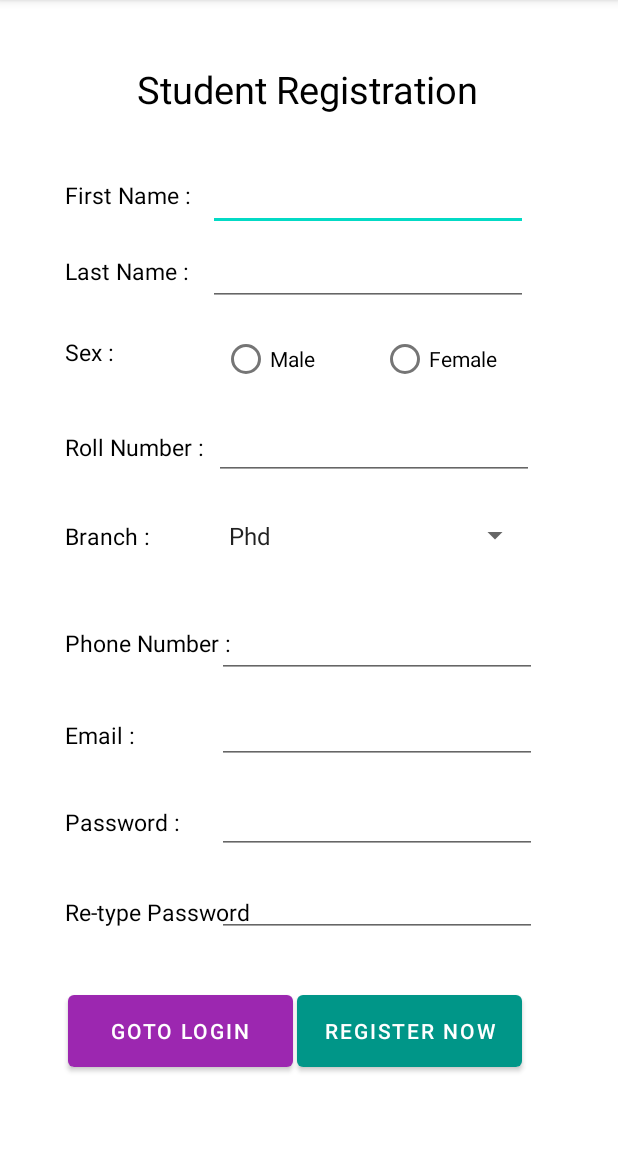
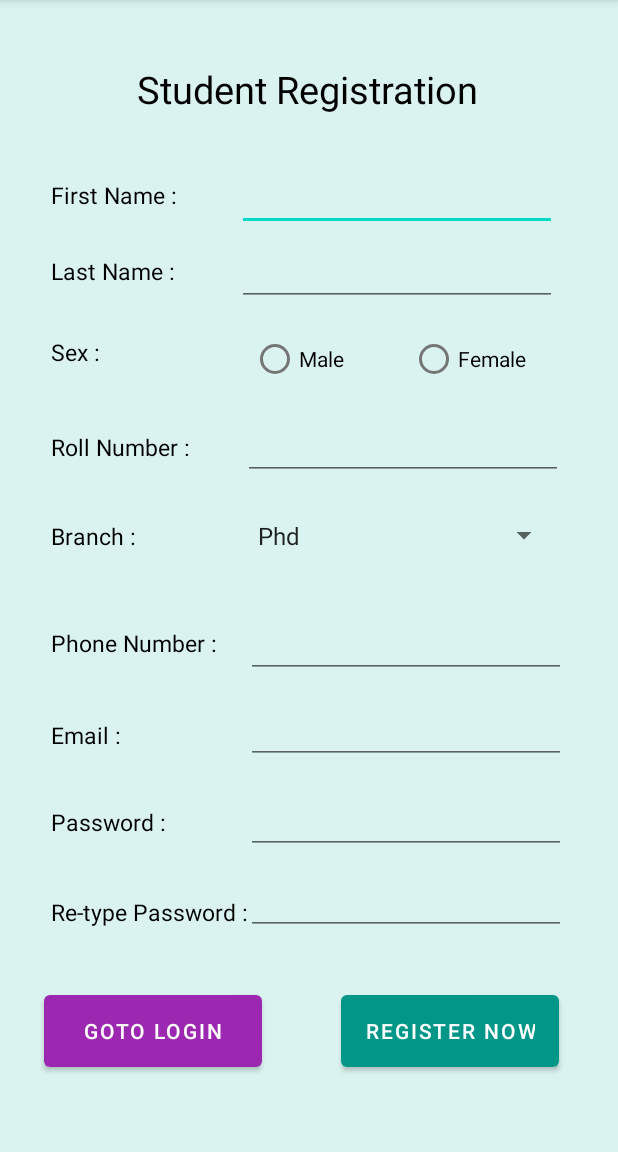
Before and after one commit to razarehan/ProjectEvaluationSlotBooking, an Android app: the RegistrationActivity screen opened directly, with no data from a screen before it, on a phone screen of 412 x 824 dp, the part 84-1236 px from its top. Run offline under Robolectric (Android 15) with nearby library versions, the phone set to English and light mode, and no system bars.

Commit message:
Design + minor updation

```diff
--- a/app/src/main/AndroidManifest.xml
+++ b/app/src/main/AndroidManifest.xml
@@ -14,8 +14,11 @@
         <activity android:name=".MessageComposeActivity" />
         <activity android:name=".MessageActivity" />
         <activity android:name=".HomeActivity" />
-        <activity android:name=".RegistrationActivity" />
+        <activity android:name=".RegistrationActivity" >
+            android:label="Registration Page"
+        </activity>
         <activity android:name=".LoginActivity">
+            android:label="Login Page"
             <intent-filter>
                 <action android:name="android.intent.action.MAIN" />
 
--- a/app/src/main/res/layout/activity_registration.xml
+++ b/app/src/main/res/layout/activity_registration.xml
@@ -4,6 +4,7 @@
     xmlns:tools="http://schemas.android.com/tools"
     android:layout_width="match_parent"
     android:layout_height="match_parent"
+    android:background="#DAF3F0"
     tools:context=".RegistrationActivity">
 
     <TextView
@@ -108,12 +109,12 @@
         android:id="@+id/textView17"
         android:layout_width="wrap_content"
         android:layout_height="wrap_content"
-        android:text="Re-type Password"
+        android:text="Re-type Password :"
         android:textColor="@color/black"
         android:textSize="15dp"
         app:layout_constraintBottom_toBottomOf="parent"
         app:layout_constraintEnd_toEndOf="parent"
-        app:layout_constraintHorizontal_bias="0.15"
+        app:layout_constraintHorizontal_bias="0.12"
         app:layout_constraintStart_toStartOf="parent"
         app:layout_constraintTop_toTopOf="parent"
         app:layout_constraintVertical_bias="0.8" />
@@ -152,6 +153,7 @@
         android:layout_height="wrap_content"
         android:ems="10"
         android:inputType="textPersonName"
+        android:textColor="#DEF8F6"
         app:layout_constraintBottom_toBottomOf="parent"
         app:layout_constraintEnd_toEndOf="@+id/lname"
         app:layout_constraintHorizontal_bias="0.0"
@@ -165,6 +167,7 @@
         android:layout_height="wrap_content"
         android:ems="10"
         android:inputType="textPersonName"
+        android:textColor="#DEF8F6"
         app:layout_constraintBottom_toBottomOf="parent"
         app:layout_constraintEnd_toEndOf="@+id/rgsex"
         app:layout_constraintHorizontal_bias="1.0"
@@ -178,6 +181,8 @@
         android:layout_height="wrap_content"
         android:ems="10"
         android:inputType="textPassword"
+        android:textAllCaps="false"
+        android:textColor="#000000"
         app:layout_constraintBottom_toBottomOf="parent"
         app:layout_constraintEnd_toEndOf="@+id/cnfPass"
         app:layout_constraintHorizontal_bias="0.0"
@@ -191,12 +196,14 @@
         android:layout_height="wrap_content"
         android:ems="10"
         android:inputType="textPassword"
+        android:textAllCaps="false"
+        android:textColor="#000000"
         app:layout_constraintBottom_toBottomOf="parent"
         app:layout_constraintEnd_toEndOf="parent"
-        app:layout_constraintHorizontal_bias="0.727"
+        app:layout_constraintHorizontal_bias="0.826"
         app:layout_constraintStart_toStartOf="parent"
         app:layout_constraintTop_toTopOf="parent"
-        app:layout_constraintVertical_bias="0.802" />
+        app:layout_constraintVertical_bias="0.8" />
 
     <EditText
         android:id="@+id/email"
@@ -204,6 +211,8 @@
         android:layout_height="wrap_content"
         android:ems="10"
         android:inputType="textEmailAddress"
+        android:textAllCaps="false"
+        android:textColor="#000000"
         app:layout_constraintBottom_toBottomOf="parent"
         app:layout_constraintEnd_toEndOf="@+id/pass"
         app:layout_constraintHorizontal_bias="1.0"
@@ -217,6 +226,8 @@
         android:layout_height="wrap_content"
         android:ems="10"
         android:inputType="textPersonName"
+        android:textAllCaps="false"
+        android:textColor="#000000"
         app:layout_constraintBottom_toBottomOf="parent"
         app:layout_constraintEnd_toEndOf="@+id/email"
         app:layout_constraintHorizontal_bias="0.0"
@@ -230,6 +241,7 @@
         android:layout_height="wrap_content"
         android:ems="10"
         android:inputType="textPersonName"
+        android:textColor="#000000"
         app:layout_constraintBottom_toBottomOf="parent"
         app:layout_constraintEnd_toEndOf="@+id/branch_spinner"
         app:layout_constraintStart_toStartOf="@+id/branch_spinner"
@@ -238,26 +250,26 @@
 
     <Button
         android:id="@+id/reg"
-        android:layout_width="150dp"
+        android:layout_width="145dp"
         android:layout_height="60dp"
         android:text="Register Now"
         app:backgroundTint="#009688"
         app:layout_constraintBottom_toBottomOf="parent"
         app:layout_constraintEnd_toEndOf="parent"
-        app:layout_constraintHorizontal_bias="0.756"
+        app:layout_constraintHorizontal_bias="0.853"
         app:layout_constraintStart_toStartOf="parent"
         app:layout_constraintTop_toTopOf="parent"
         app:layout_constraintVertical_bias="0.928" />
 
     <Button
         android:id="@+id/login"
-        android:layout_width="150dp"
+        android:layout_width="145dp"
         android:layout_height="60dp"
         android:text="GoTo Login"
         app:backgroundTint="#9C27B0"
         app:layout_constraintBottom_toBottomOf="parent"
         app:layout_constraintEnd_toEndOf="parent"
-        app:layout_constraintHorizontal_bias="0.173"
+        app:layout_constraintHorizontal_bias="0.111"
         app:layout_constraintStart_toStartOf="parent"
         app:layout_constraintTop_toTopOf="parent"
         app:layout_constraintVertical_bias="0.928" />
```
Also changed, not shown: app/src/main/res/layout/activity_login.xml (+13 -14 lines).
